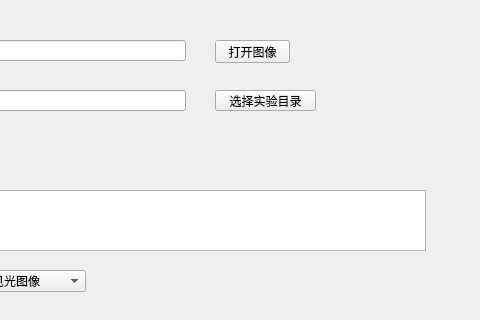
First picture: the form in code/Create_experiment/Create_exp.ui, repository lj976264709/Ljtry, before the edit; both pictures show x 185 to 665 and y 0 to 320 of the 665 by 404 pixel window.
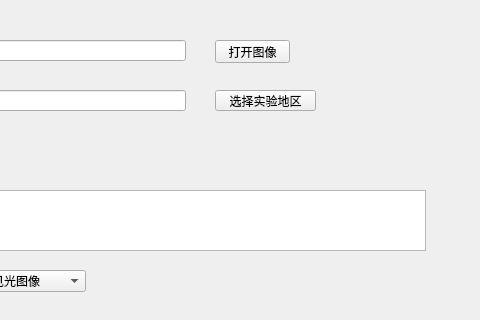
Second picture: the form after the edit.

```diff
--- a/code/Create_experiment/Create_exp.ui
+++ b/code/Create_experiment/Create_exp.ui
@@ -133,7 +133,7 @@
     </rect>
    </property>
    <property name="text">
-    <string>选择实验目录</string>
+    <string>选择实验地区</string>
    </property>
   </widget>
  </widget>
```
